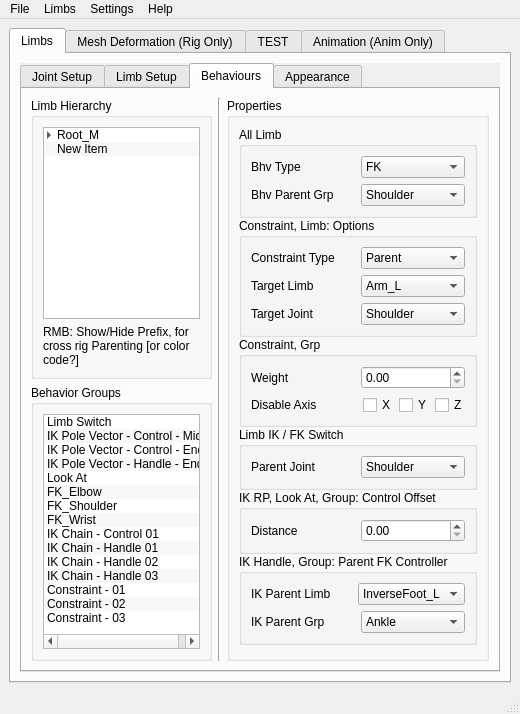
TPayneExperience/TrevorPaynes_RigAndAnimSuite, file _REF/Mockup_UI/PFRS_Main.ui: the form before one commit.
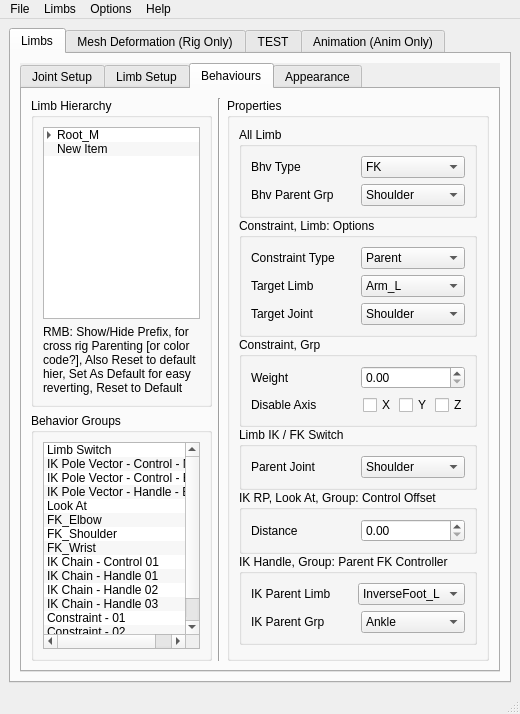
The form after the commit. The open tabs and pages were chosen to show the change.

```diff
--- a/_REF/Mockup_UI/PFRS_Main.ui
+++ b/_REF/Mockup_UI/PFRS_Main.ui
@@ -545,7 +545,7 @@
                            <item>
                             <widget class="QLabel" name="label_28">
                              <property name="text">
-                              <string>RMB: Show/Hide Prefix, for cross rig Parenting [or color code?]</string>
+                              <string>RMB: Show/Hide Prefix, for cross rig Parenting [or color code?], Also Reset to default hier, Set As Default for easy reverting, Reset to Default</string>
                              </property>
                              <property name="wordWrap">
                               <bool>true</bool>
@@ -4582,7 +4582,7 @@
    </widget>
    <widget class="QMenu" name="menuOptions">
     <property name="title">
-     <string>Settings</string>
+     <string>Options</string>
     </property>
     <addaction name="actionAnimation_Library_Folder"/>
     <addaction name="separator"/>
```
Left out of the diff: 14 changed lines with no effect on the pictures.
